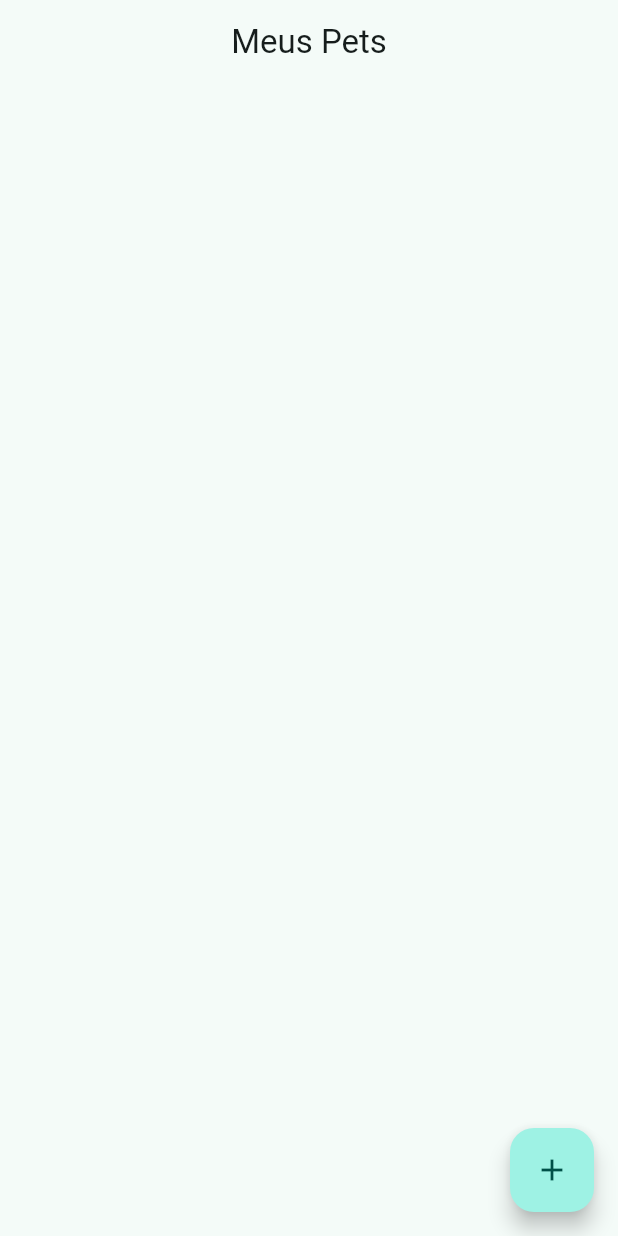
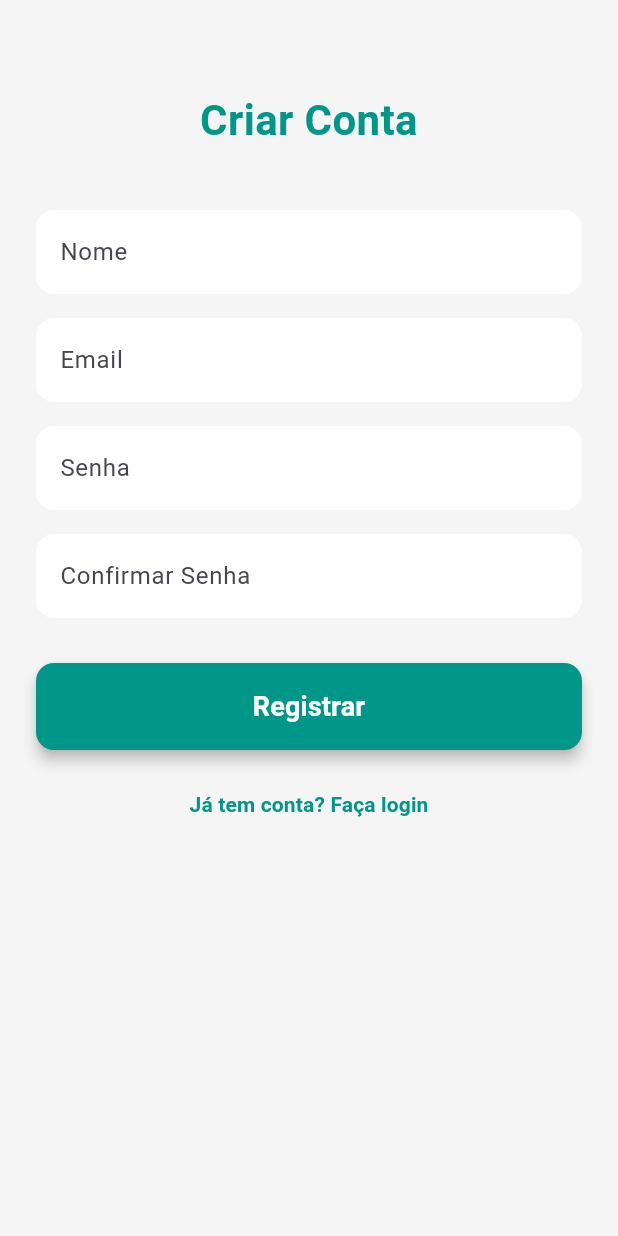
Before and after one commit to LucasGoulart2205/BenjiVet, a Flutter app: the screen it shows after launch, on a phone screen of 412 x 824 dp. Run offline on Flutter 3.47's test engine with Material 3 defaults, Android fonts, the light colour scheme and no system bars; our stand-ins replace image_picker.

Commit message:
adicionando tela de registro e login sem backend

```diff
--- a/lib/main.dart
+++ b/lib/main.dart
@@ -1,6 +1,8 @@
 import 'package:flutter/material.dart';
 import 'screens/register.dart';
 import 'screens/pets.dart';
+import 'screens/signup.dart';
+import 'screens/login.dart';
 
 void main() {
   runApp(const MyApp());
@@ -13,12 +15,9 @@ class MyApp extends StatelessWidget {
   Widget build(BuildContext context) {
     return MaterialApp(
       debugShowCheckedModeBanner: false,
-      title: 'PetCare',
-      theme: ThemeData(
-        colorScheme: ColorScheme.fromSeed(seedColor: Colors.teal),
-        useMaterial3: true,
-      ),
-      home: const PetsScreen(),
+      title: 'BenjiVet',
+      theme: ThemeData(primarySwatch: Colors.teal),
+      home: const SignupScreen(), // primeira tela será registro de usuário
     );
   }
 }
--- /dev/null
+++ b/lib/screens/signup.dart
@@ -0,0 +1,121 @@
+import 'package:flutter/material.dart';
+import 'login.dart';
+
+class SignupScreen extends StatelessWidget {
+  const SignupScreen({super.key});
+
+  @override
+  Widget build(BuildContext context) {
+    final TextEditingController nameController = TextEditingController();
+    final TextEditingController emailController = TextEditingController();
+    final TextEditingController passwordController = TextEditingController();
+    final TextEditingController confirmPasswordController = TextEditingController();
+
+    return Scaffold(
+      backgroundColor: Colors.grey[100],
+      body: SingleChildScrollView(
+        child: Padding(
+          padding: const EdgeInsets.symmetric(horizontal: 24, vertical: 60),
+          child: Column(
+            crossAxisAlignment: CrossAxisAlignment.stretch,
+            children: [
+              const Text(
+                "Criar Conta",
+                style: TextStyle(
+                  fontSize: 28,
+                  fontWeight: FontWeight.bold,
+                  color: Colors.teal,
+                ),
+                textAlign: TextAlign.center,
+              ),
+              const SizedBox(height: 40),
+              TextField(
+                controller: nameController,
+                decoration: InputDecoration(
+                  labelText: "Nome",
+                  filled: true,
+                  fillColor: Colors.white,
+                  border: OutlineInputBorder(
+                      borderRadius: BorderRadius.circular(12),
+                      borderSide: BorderSide.none),
+                ),
+              ),
+              const SizedBox(height: 16),
+              TextField(
+                controller: emailController,
+                decoration: InputDecoration(
+                  labelText: "Email",
+                  filled: true,
+                  fillColor: Colors.white,
+                  border: OutlineInputBorder(
+                      borderRadius: BorderRadius.circular(12),
+                      borderSide: BorderSide.none),
+                ),
+              ),
+              const SizedBox(height: 16),
+              TextField(
+                controller: passwordController,
+                obscureText: true,
+                decoration: InputDecoration(
+                  labelText: "Senha",
+                  filled: true,
+                  fillColor: Colors.white,
+                  border: OutlineInputBorder(
+                      borderRadius: BorderRadius.circular(12),
+                      borderSide: BorderSide.none),
+                ),
+              ),
+              const SizedBox(height: 16),
+              TextField(
+                controller: confirmPasswordController,
+                obscureText: true,
+                decoration: InputDecoration(
+                  labelText: "Confirmar Senha",
+                  filled: true,
+                  fillColor: Colors.white,
+                  border: OutlineInputBorder(
+                      borderRadius: BorderRadius.circular(12),
+                      borderSide: BorderSide.none),
+                ),
+              ),
+              const SizedBox(height: 30),
+              ElevatedButton(
+                onPressed: () {
+                  Navigator.pushReplacement(
+                    context,
+                    MaterialPageRoute(builder: (context) => const LoginScreen()),
+                  );
+                },
+                style: ElevatedButton.styleFrom(
+                  backgroundColor: Colors.teal,
+                  padding: const EdgeInsets.symmetric(vertical: 16),
+                  shape: RoundedRectangleBorder(
+                    borderRadius: BorderRadius.circular(12),
+                  ),
+                  elevation: 4,
+                ),
+                child: const Text(
+                  "Registrar",
+                  style: TextStyle(fontSize: 18, fontWeight: FontWeight.bold, color: Colors.white,),
+                ),
+              ),
+              const SizedBox(height: 12),
+              TextButton(
+                onPressed: () {
+                  Navigator.pushReplacement(
+                    context,
+                    MaterialPageRoute(builder: (context) => const LoginScreen()),
+                  );
+                },
+                child: const Text(
+                  "Já tem conta? Faça login",
+                  style: TextStyle(color: Colors.teal, fontWeight: FontWeight.w600),
+                ),
+              )
+            ],
+          ),
+        ),
+      ),
+    );
+  }
+}
--- a/pubspec.yaml
+++ b/pubspec.yaml
@@ -30,6 +30,7 @@ environment:
 dependencies:
   flutter:
     sdk: flutter
+  image_picker: ^0.8.7+5
 
   # The following adds the Cupertino Icons font to your application.
   # Use with the CupertinoIcons class for iOS style icons.
```
Also changed, not shown: lib/models/pet.dart (+30 -2 lines), lib/screens/informacoespet.dart (+33 -6 lines), lib/screens/login.dart (added, +95 -0 lines), lib/screens/pets.dart (+32 -10 lines), lib/screens/register.dart (+118 -20 lines), pubspec.lock, 5 other files.
